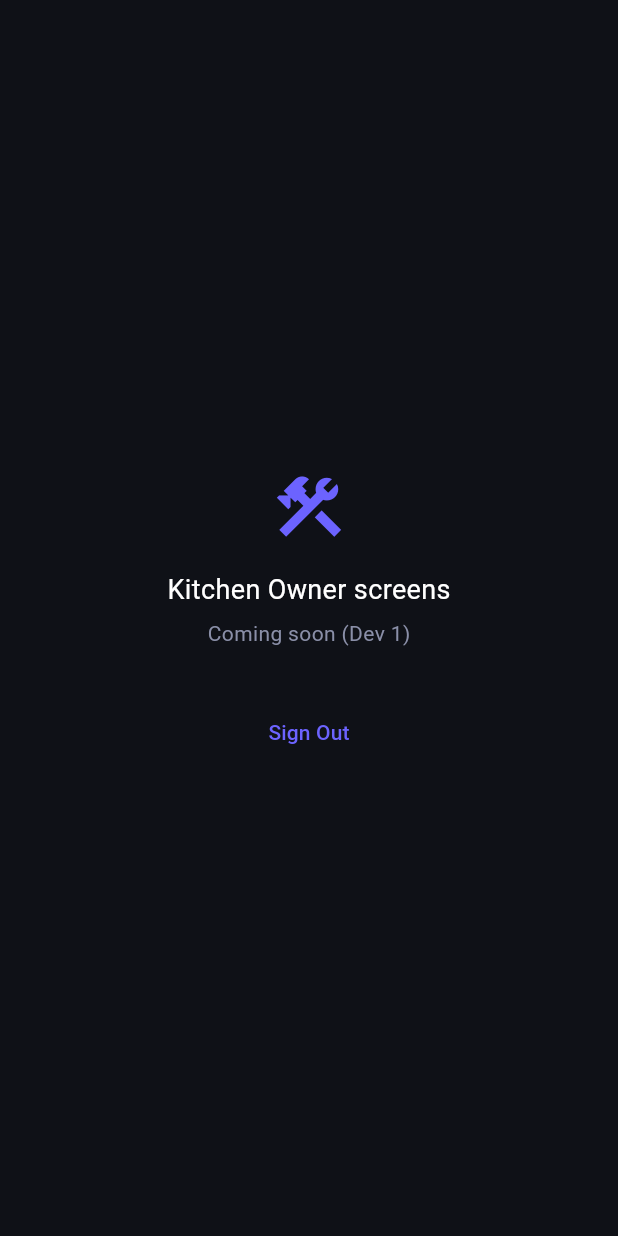
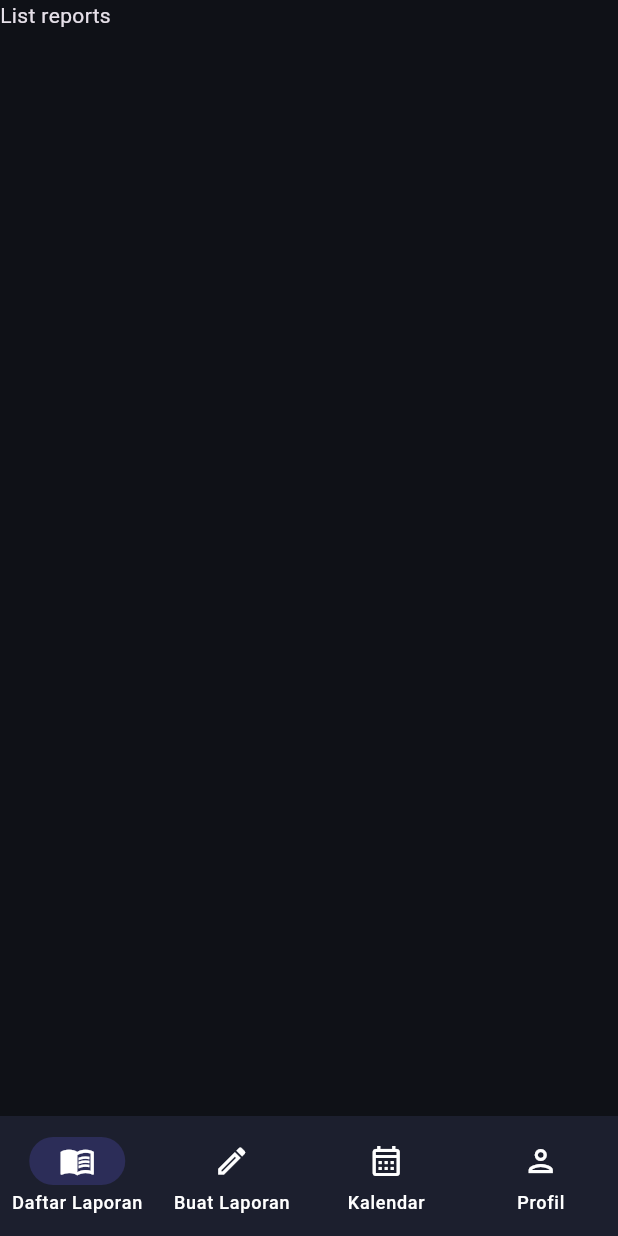
Before and after one commit to adieos/ppb-fp-mbg, a Flutter app: the screen it shows once a user with an empty profile is signed in, on a phone screen of 412 x 824 dp. Run offline on Flutter 3.47's test engine with Material 3 defaults, Android fonts, the phone set to English and light mode, and no system bars; our stand-ins replace cloud_firestore, firebase_auth, firebase_core, firebase_messaging, flutter_local_notifications, timezone; missing offline and left inert: minio; accounts and stored records are empty.

Commit message:
feat: kitchen owner shell, no screens yet

```diff
--- a/lib/main.dart
+++ b/lib/main.dart
@@ -1,6 +1,7 @@
 import 'package:firebase_auth/firebase_auth.dart';
 import 'package:firebase_core/firebase_core.dart';
 import 'package:flutter/material.dart';
+import 'package:monitorbg/screens/kowner/kowner_shell.dart';
 import 'firebase_options.dart';
 import 'models/user_model.dart';
 import 'screens/login_screen.dart';
@@ -10,9 +11,7 @@ import 'services/notification_service.dart';
 
 void main() async {
   WidgetsFlutterBinding.ensureInitialized();
-  await Firebase.initializeApp(
-    options: DefaultFirebaseOptions.currentPlatform,
-  );
+  await Firebase.initializeApp(options: DefaultFirebaseOptions.currentPlatform);
   await NotificationService().init();
   runApp(const MyApp());
 }
@@ -27,9 +26,7 @@ class MyApp extends StatelessWidget {
       debugShowCheckedModeBanner: false,
       theme: ThemeData.dark().copyWith(
         scaffoldBackgroundColor: const Color(0xFF0F1117),
-        colorScheme: const ColorScheme.dark(
-          primary: Color(0xFF6C63FF),
-        ),
+        colorScheme: const ColorScheme.dark(primary: Color(0xFF6C63FF)),
       ),
       home: const AuthGate(),
     );
@@ -67,7 +64,8 @@ class AuthGate extends StatelessWidget {
 
             // Kitchen owner shell — to be built by Dev 1
             // Placeholder until their screens are ready
-            return const _KitchenOwnerPlaceholder();
+            // return const _KitchenOwnerPlaceholder();
+            return const KownerShell();
           },
         );
       },
@@ -82,9 +80,7 @@ class _LoadingScreen extends StatelessWidget {
   Widget build(BuildContext context) {
     return const Scaffold(
       backgroundColor: Color(0xFF0F1117),
-      body: Center(
-        child: CircularProgressIndicator(color: Color(0xFF6C63FF)),
-      ),
+      body: Center(child: CircularProgressIndicator(color: Color(0xFF6C63FF))),
     );
   }
 }
@@ -101,19 +97,24 @@ class _KitchenOwnerPlaceholder extends StatelessWidget {
         child: Column(
           mainAxisAlignment: MainAxisAlignment.center,
           children: [
-            const Icon(Icons.construction,
-                color: Color(0xFF6C63FF), size: 52),
+            const Icon(Icons.construction, color: Color(0xFF6C63FF), size: 52),
             const SizedBox(height: 16),
-            const Text('Kitchen Owner screens',
-                style: TextStyle(color: Colors.white, fontSize: 18)),
+            const Text(
+              'Kitchen Owner screens',
+              style: TextStyle(color: Colors.white, fontSize: 18),
+            ),
             const SizedBox(height: 6),
-            const Text('Coming soon (Dev 1)',
-                style: TextStyle(color: Color(0xFF8A8FA8))),
+            const Text(
+              'Coming soon (Dev 1)',
+              style: TextStyle(color: Color(0xFF8A8FA8)),
+            ),
             const SizedBox(height: 32),
             TextButton(
               onPressed: () => FirebaseAuth.instance.signOut(),
-              child: const Text('Sign Out',
-                  style: TextStyle(color: Color(0xFF6C63FF))),
+              child: const Text(
+                'Sign Out',
+                style: TextStyle(color: Color(0xFF6C63FF)),
+              ),
             ),
           ],
         ),
--- a/lib/screens/kowner/kowner_shell.dart
+++ b/lib/screens/kowner/kowner_shell.dart
@@ -3,3 +3,59 @@ import 'package:flutter/material.dart';
 
 // import 'kowner_dashboard_screen.dart';
 // import 'kowner_reports_screen.dart';
+
+// holds everything in memory
+class KownerShell extends StatefulWidget {
+  const KownerShell({super.key});
+
+  @override
+  State<KownerShell> createState() => _KownerShellState();
+}
+
+class _KownerShellState extends State<KownerShell> {
+  int _currIndex = 0;
+
+  static const _screens = [
+    // TO DO: ganti ini ya
+    Text("List reports"),
+    Text("Create report"),
+    Text("pending reports (calender idk)"),
+    Text("Profil"),
+  ];
+
+  // pake indexedstack = load all widgets in memory, switch based on index
+  @override
+  Widget build(BuildContext context) {
+    return Scaffold(
+      body: IndexedStack(index: _currIndex, children: _screens),
+      bottomNavigationBar: NavigationBar(
+        backgroundColor: const Color(0xFF1C1F2E),
+        indicatorColor: const Color(0xFF6C63FF).withOpacity(0.2),
+        selectedIndex: _currIndex,
+        onDestinationSelected: (n) => setState(() => _currIndex = n),
+        destinations: [
+          NavigationDestination(
+            icon: Icon(Icons.menu_book_outlined, color: Colors.white),
+            selectedIcon: Icon(Icons.menu_book, color: Colors.white),
+            label: "Daftar Laporan",
+          ),
+          NavigationDestination(
+            icon: Icon(Icons.create_outlined),
+            selectedIcon: Icon(Icons.create, color: Colors.white),
+            label: "Buat Laporan",
+          ),
+          NavigationDestination(
+            icon: Icon(Icons.calendar_month_outlined),
+            selectedIcon: Icon(Icons.calendar_month, color: Colors.white),
+            label: "Kalendar",
+          ),
+          NavigationDestination(
+            icon: Icon(Icons.person_outlined),
+            selectedIcon: Icon(Icons.person, color: Colors.white),
+            label: "Profil",
+          ),
+        ],
+      ),
+    );
+  }
+}
--- a/lib/services/kowner_firestore_service.dart
+++ b/lib/services/kowner_firestore_service.dart
@@ -99,5 +99,5 @@ class KownerFirestoreService {
   }
 
   // flow: login -> AuthGate() -> kowner_shell (di dalemnya ada screens[])
-  // di navbar: create report, list reports, pending reports (bsia jd calendars or smth), profile. 4 bagian kek di admin
+  // di navbar:  list reports, create report, pending reports (bsia jd calendars or smth), profile. 4 bagian kek di admin
 }
```
